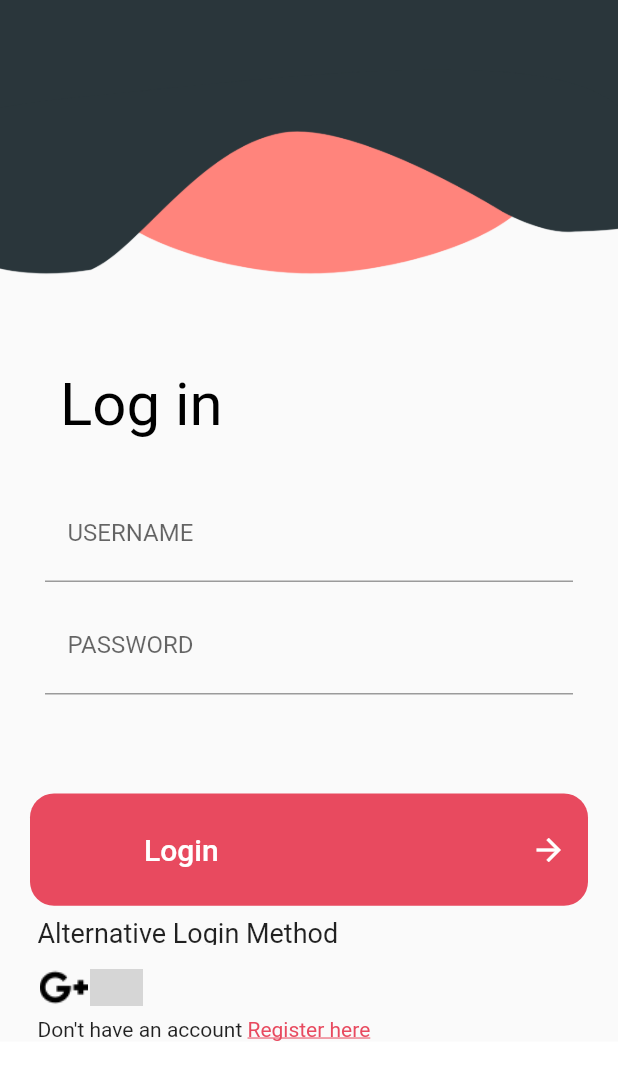
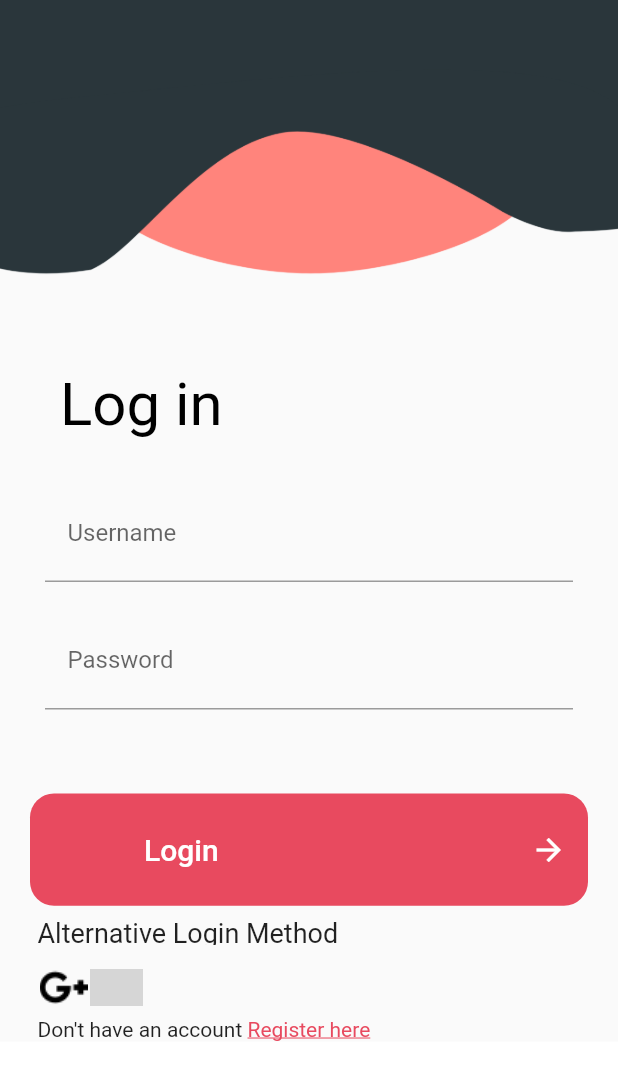
Before and after one commit to nitish97083/Grocery, a Flutter app: the screen it shows after launch, on a phone screen of 412 x 824 dp. Shown: the top 1080 px of the screen. Run offline on Flutter 3.47's test engine with Material 2 defaults, Android fonts, the phone set to English and light mode, and no system bars; our stand-ins replace fluttertoast, shimmer; missing offline and left inert: dart:ffi; grey boxes are pictures that could not be loaded.

Commit message:
please pull before push the code textfiled is used instead of textform field
input controller made

```diff
--- a/lib/login_register/login.dart
+++ b/lib/login_register/login.dart
@@ -1,5 +1,6 @@
 import 'package:flutter/cupertino.dart';
 import 'package:flutter/material.dart';
+import 'package:fluttertoast/fluttertoast.dart';
 import 'package:radhe_radhe/HomePage.dart';
 import 'package:radhe_radhe/login_register/register.dart';
 import 'package:shimmer/shimmer.dart';
@@ -13,6 +14,18 @@ class Login extends StatefulWidget {
 }
 
 class _Login extends State<Login> {
+
+  final myControllerUsername = TextEditingController();
+  final passwdController = TextEditingController();
+
+
+  @override
+  void dispose() {
+    // TODO: implement dispose
+    myControllerUsername.dispose();
+    passwdController.dispose();
+    super.dispose();
+  }
   @override
   Widget build(BuildContext context) {
     // TODO: implement build
@@ -45,11 +58,51 @@ class _Login extends State<Login> {
               padding: EdgeInsets.only(left: 30, right: 30),
               margin: EdgeInsets.only(top: 30),
               height: MediaQuery.of(context).size.height / 4,
-              child: Form(
+              child: Column(
+                children: <Widget>[
+                  TextField(
+                    controller: myControllerUsername,
+                    decoration: InputDecoration(
+                        contentPadding: EdgeInsets.symmetric(
+                          vertical: 15,
+                          horizontal: 15,
+                        ),
+                        focusedBorder: OutlineInputBorder(
+                          borderSide:
+                          const BorderSide(color: Colors.green, ),
+//                          borderRadius: BorderRadius.circular(25.0),
+                        ),
+                        labelText: "Username"
+                    ),
+
+                  ),
+                  SizedBox(height: 20,),
+                  TextField(
+                    controller: passwdController,
+                    decoration: InputDecoration(
+                        contentPadding: EdgeInsets.symmetric(
+                          vertical: 15,
+                          horizontal: 15,
+                        ),
+
+                        focusedBorder: OutlineInputBorder(
+                          borderSide: BorderSide(color: Colors.green ),
+
+//                          borderRadius: BorderRadius.circular(25.0),
+                        ),
+                        labelText: "Password"
+                    ),
+
+                  ),
+
+                ],
+              )
+              /*Form(
                 child: Column(
                   //padding: const EdgeInsets.symmetric(vertical: 16.0),
                   children: <Widget>[
                     TextFormField(
+
                       decoration: InputDecoration(
 
                         contentPadding: new EdgeInsets.symmetric(
@@ -80,7 +133,7 @@ class _Login extends State<Login> {
                     ),
                   ],
                 ),
-              ),
+              ),*/
             ),
             Container(
               margin: EdgeInsets.only(left: 20, right: 20),
@@ -118,7 +171,8 @@ class _Login extends State<Login> {
                       ],
                     ),
                     onPressed: () {
-                      naviagteTOLogin(context);
+                      getInputValue(myControllerUsername.text,passwdController.text);
+
                     },
                   )
 
@@ -199,6 +253,39 @@ class _Login extends State<Login> {
       )),
     );
   }
+
+  void getInputValue(String username, String password) {
+    if(username=="amit"){
+      if(password=="kumar"){
+        naviagteTOLogin(context);
+      }else{
+        Fluttertoast.showToast(msg: "password is wrong ",
+            toastLength: Toast.LENGTH_SHORT,
+            gravity: ToastGravity.CENTER,
+            timeInSecForIos: 1,
+            backgroundColor: Colors.red,
+            textColor: Colors.white,
+            fontSize: 16.0
+        );
+    /*,
+        toastLength: Toast.LENGTH_SHORT,
+        gravity: ToastGravity.CENTER,
+        timeInSecForIos: 1,
+        backgroundColor: Colors.red,
+        textColor: Colors.white,
+        fontSize: 16.0
+    );*/
+      }
+    }else{
+          Fluttertoast.showToast(msg: "Username is wrong ",
+              toastLength: Toast.LENGTH_SHORT,
+              gravity: ToastGravity.CENTER,
+              timeInSecForIos: 1,
+              backgroundColor: Colors.red,
+              textColor: Colors.white,
+              fontSize: 16.0);
+    }
+  }
 }
 
 Future naviagteTOLogin(context) async {
--- a/pubspec.yaml
+++ b/pubspec.yaml
@@ -20,6 +20,7 @@ dependencies:
   flutter:
     sdk: flutter
   shimmer: ^1.0.1
+  fluttertoast: ^3.1.3
   # The following adds the Cupertino Icons font to your application.
   # Use with the CupertinoIcons class for iOS style icons.
   cupertino_icons: ^0.1.2
```
Also changed, not shown: pubspec.lock.
